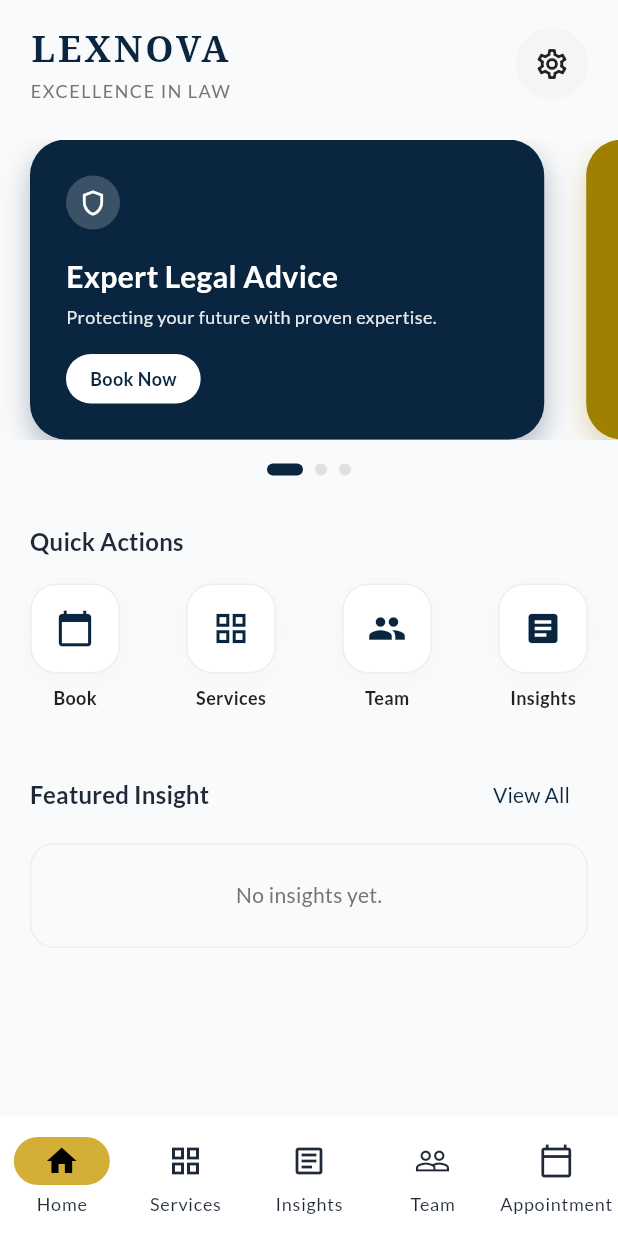
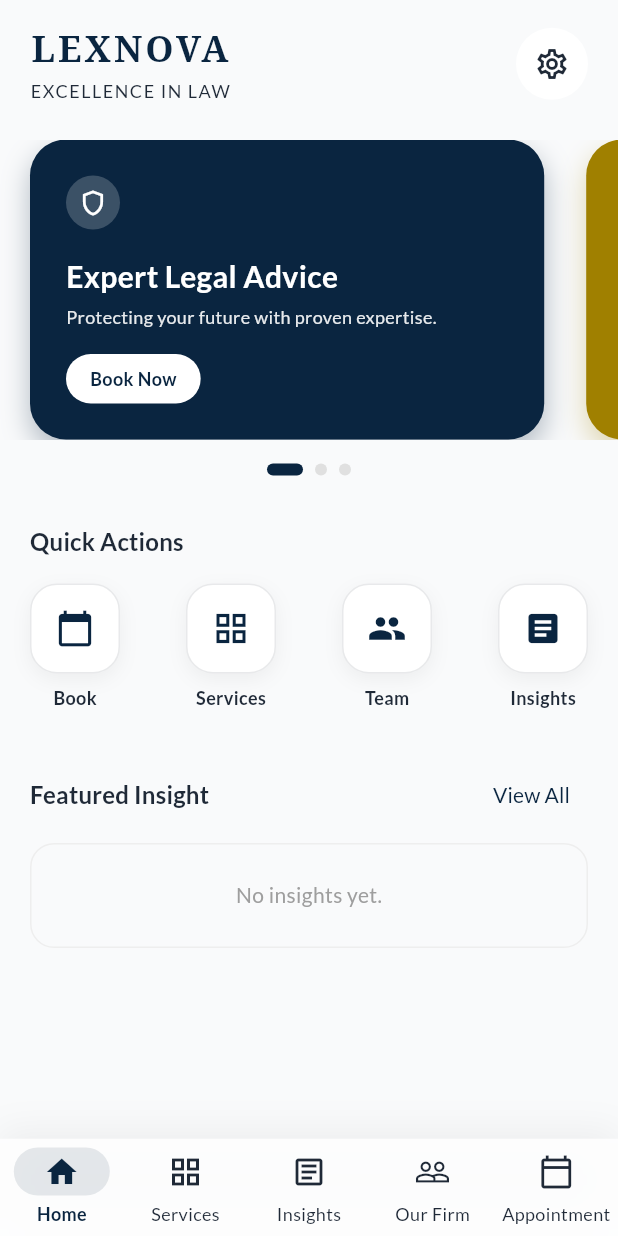
Before and after one commit to Shahadat99x/lawfirm_mobile_app, a Flutter app: the screen it shows after launch, on a phone screen of 412 x 824 dp. Run offline on Flutter 3.47's test engine with Material 3 defaults, Android fonts, the phone set to English and light mode, and no system bars; our stand-ins replace dio, flutter_dotenv, flutter_markdown, flutter_riverpod, go_router, google_fonts and 4 more; accounts and stored records are empty.

Commit message:
Fixed : Dark color mode
before it after apply the dark color mode, many options and text was not visable, now it's fixed fully .

```diff
--- a/lib/features/home/home_screen.dart
+++ b/lib/features/home/home_screen.dart
@@ -186,11 +186,11 @@ class _HomeScreenState extends ConsumerState<HomeScreen> {
             Text(
               'LEXNOVA',
               style: TextStyle(
-                fontFamily: 'serif', // Or your specific premium font
+                fontFamily: 'serif',
                 fontSize: 24,
                 fontWeight: FontWeight.bold,
                 letterSpacing: 2.0,
-                color: AppColors.primary,
+                color: Theme.of(context).colorScheme.primary,
               ),
             ),
             const SizedBox(height: 2),
@@ -199,20 +199,20 @@ class _HomeScreenState extends ConsumerState<HomeScreen> {
               style: TextStyle(
                 fontSize: 12,
                 letterSpacing: 1.0,
-                color: Colors.grey.shade600,
+                color: Theme.of(context).colorScheme.onSurfaceVariant,
               ),
             ),
           ],
         ),
         Container(
           decoration: BoxDecoration(
-            color: Colors.grey.shade100,
+            color: Theme.of(context).colorScheme.surfaceContainerHighest,
             shape: BoxShape.circle,
           ),
           child: IconButton(
             onPressed: () => context.push('/settings'),
             icon: const Icon(Icons.settings_outlined),
-            color: Colors.black87,
+            color: Theme.of(context).colorScheme.onSurface,
           ),
         ),
       ],
@@ -228,8 +228,9 @@ class _HomeScreenState extends ConsumerState<HomeScreen> {
       String route,
       String ctaText,
     ) {
+    // Keep hero cards colorful, but ensure text contrast on them
     return Container(
-      margin: const EdgeInsets.only(left: 20, right: 8), // Padding handling for pageview
+      margin: const EdgeInsets.only(left: 20, right: 8),
       padding: const EdgeInsets.all(24),
       decoration: BoxDecoration(
         color: color,
@@ -311,26 +312,26 @@ class _HomeScreenState extends ConsumerState<HomeScreen> {
             height: 60,
             width: 60,
             decoration: BoxDecoration(
-               color: Colors.white,
+               color: Theme.of(context).cardColor,
               borderRadius: BorderRadius.circular(18),
-              border: Border.all(color: Colors.grey.shade200),
+              border: Border.all(color: Theme.of(context).dividerColor.withOpacity(0.1)),
                boxShadow: [
                 BoxShadow(
-                  color: Colors.grey.withOpacity(0.05),
+                  color: Colors.black.withOpacity(0.05),
                   blurRadius: 10,
                   offset: const Offset(0, 4),
                 ),
               ],
             ),
-            child: Icon(icon, color: AppColors.primary, size: 26),
+            child: Icon(icon, color: Theme.of(context).colorScheme.primary, size: 26),
           ),
           const SizedBox(height: 8),
            Text(
             label,
-            style: const TextStyle(
+            style: TextStyle(
               fontSize: 12,
               fontWeight: FontWeight.w600,
-              color: Colors.black87,
+              color: Theme.of(context).colorScheme.onSurface,
             ),
           ),
         ],
@@ -338,16 +339,16 @@ class _HomeScreenState extends ConsumerState<HomeScreen> {
     );
   }
 
-   Widget _buildFeaturedInsightCard(BuildContext context, dynamic post) { // Using dynamic to avoid import loop issues if domain not exported, but we imported repo so it should be fine. Actually post is BlogPost.
+   Widget _buildFeaturedInsightCard(BuildContext context, dynamic post) {
     return InkWell(
       onTap: () => context.go('/insights/detail', extra: post),
       borderRadius: BorderRadius.circular(16),
       child: Container(
         height: 100,
         decoration: BoxDecoration(
-           color: Colors.white,
+           color: Theme.of(context).cardColor,
           borderRadius: BorderRadius.circular(16),
-          border: Border.all(color: Colors.grey.shade200),
+          border: Border.all(color: Theme.of(context).dividerColor.withOpacity(0.1)),
         ),
         child: Row(
           children: [
@@ -357,10 +358,10 @@ class _HomeScreenState extends ConsumerState<HomeScreen> {
               child: Container(
                 width: 100,
                 height: 100,
-                color: Colors.grey.shade100,
+                color: Theme.of(context).colorScheme.surfaceContainerHighest,
                 child: post.coverImageUrl != null
-                  ? Image.network(post.coverImageUrl!, fit: BoxFit.cover, errorBuilder: (_,__,___) => const Icon(Icons.article, color: Colors.grey))
-                  : const Icon(Icons.article, color: Colors.grey),
+                  ? Image.network(post.coverImageUrl!, fit: BoxFit.cover, errorBuilder: (_,__,___) => Icon(Icons.article, color: Theme.of(context).colorScheme.outline))
+                  : Icon(Icons.article, color: Theme.of(context).colorScheme.outline),
               ),
             ),
             Expanded(
@@ -372,7 +373,7 @@ class _HomeScreenState extends ConsumerState<HomeScreen> {
                   children: [
                      Text(
                       post.category?.toUpperCase() ?? 'INSIGHTS',
-                      style: TextStyle(
+                      style: const TextStyle( // Keep accent color distinct
                         fontSize: 10,
                         fontWeight: FontWeight.bold,
                         color: AppColors.accentDark,
@@ -384,19 +385,19 @@ class _HomeScreenState extends ConsumerState<HomeScreen> {
                       post.title,
                       maxLines: 2,
                       overflow: TextOverflow.ellipsis,
-                      style: const TextStyle(
+                      style: TextStyle(
                         fontWeight: FontWeight.bold,
                         fontSize: 14,
-                        color: Colors.black87,
+                        color: Theme.of(context).colorScheme.onSurface,
                       ),
                     ),
                   ],
                 ),
               ),
             ),
-            const Padding(
-              padding: EdgeInsets.only(right: 12),
-              child: Icon(Icons.chevron_right, color: Colors.grey),
+            Padding(
+              padding: const EdgeInsets.only(right: 12),
+              child: Icon(Icons.chevron_right, color: Theme.of(context).colorScheme.onSurfaceVariant),
             ),
           ],
         ),
@@ -409,11 +410,11 @@ class _HomeScreenState extends ConsumerState<HomeScreen> {
       padding: const EdgeInsets.all(24),
       alignment: Alignment.center,
       decoration: BoxDecoration(
-        color: Colors.grey.shade50,
+        color: Colors.transparent,
         borderRadius: BorderRadius.circular(16),
         border: Border.all(color: Colors.grey.shade200),
       ),
-      child: Text(message, style: TextStyle(color: Colors.grey.shade600)),
+      child: Text(message, style: const TextStyle(color: Colors.grey)),
     );
   }
 }
--- a/lib/shared/widgets/scaffold_with_navbar.dart
+++ b/lib/shared/widgets/scaffold_with_navbar.dart
@@ -1,5 +1,7 @@
 import 'package:flutter/material.dart';
 import 'package:go_router/go_router.dart';
+import 'dart:ui';
+import '../theme/app_colors.dart';
 
 class ScaffoldWithNavBar extends StatelessWidget {
   const ScaffoldWithNavBar({
@@ -14,15 +16,46 @@ class ScaffoldWithNavBar extends StatelessWidget {
   Widget build(BuildContext context) {
     return Scaffold(
       body: navigationShell,
-      bottomNavigationBar: NavigationBar(
+      extendBody: true, // Important for glass effect
+      bottomNavigationBar: Container(
+        decoration: BoxDecoration(
+          boxShadow: [
+             BoxShadow(
+              color: Colors.black.withOpacity(0.05),
+              blurRadius: 20,
+              offset: const Offset(0, -5),
+            ),
+          ],
+        ),
+        child: ClipRRect(
+           // If you want rounded corners on top, uncomment below
+           // borderRadius: const BorderRadius.vertical(top: Radius.circular(20)),
+          child: BackdropFilter(
+            filter: ImageFilter.blur(sigmaX: 10, sigmaY: 10),
+            child: NavigationBarTheme(
+              data: NavigationBarThemeData(
+                labelTextStyle: MaterialStateProperty.resolveWith((states) {
+                  if (states.contains(MaterialState.selected)) {
+                     return TextStyle(fontSize: 12, fontWeight: FontWeight.bold, color: Theme.of(context).colorScheme.primary);
+                  }
+                  return TextStyle(fontSize: 12, color: Theme.of(context).colorScheme.onSurfaceVariant);
+                }),
+                iconTheme: MaterialStateProperty.resolveWith((states) {
+                   if (states.contains(MaterialState.selected)) {
+                    return IconThemeData(color: Theme.of(context).colorScheme.primary);
+                  }
+                  return IconThemeData(color: Theme.of(context).colorScheme.onSurfaceVariant);
+                }),
+                 indicatorColor: Theme.of(context).colorScheme.primary.withOpacity(0.1),
+                 height: 65,
+              ),
+              child: NavigationBar(
+                backgroundColor: Theme.of(context).colorScheme.surface.withOpacity(0.85),
+                surfaceTintColor: Colors.transparent,
                 selectedIndex: navigationShell.currentIndex,
                 onDestinationSelected: (int index) {
                   navigationShell.goBranch(
                     index,
-            // A common pattern when using bottom navigation bars is to support
-            // navigating to the initial location when tapping the item that is
-            // already active. This example demonstrates how to support this behavior,
-            // using the initialLocation parameter of goBranch.
                     initialLocation: index == navigationShell.currentIndex,
                   );
                 },
@@ -45,7 +78,7 @@ class ScaffoldWithNavBar extends StatelessWidget {
                   NavigationDestination(
                     icon: Icon(Icons.people_outline),
                     selectedIcon: Icon(Icons.people),
-            label: 'Team',
+                    label: 'Our Firm',
                   ),
                   NavigationDestination(
                     icon: Icon(Icons.calendar_today_outlined),
@@ -54,6 +87,10 @@ class ScaffoldWithNavBar extends StatelessWidget {
                   ),
                 ],
               ),
+            ),
+          ),
+        ),
+      ),
     );
   }
 }
```
Also changed, not shown: lib/features/insights/blog_detail_screen.dart (+20 -11 lines). Lines whose indentation alone changed are shown as unchanged.
